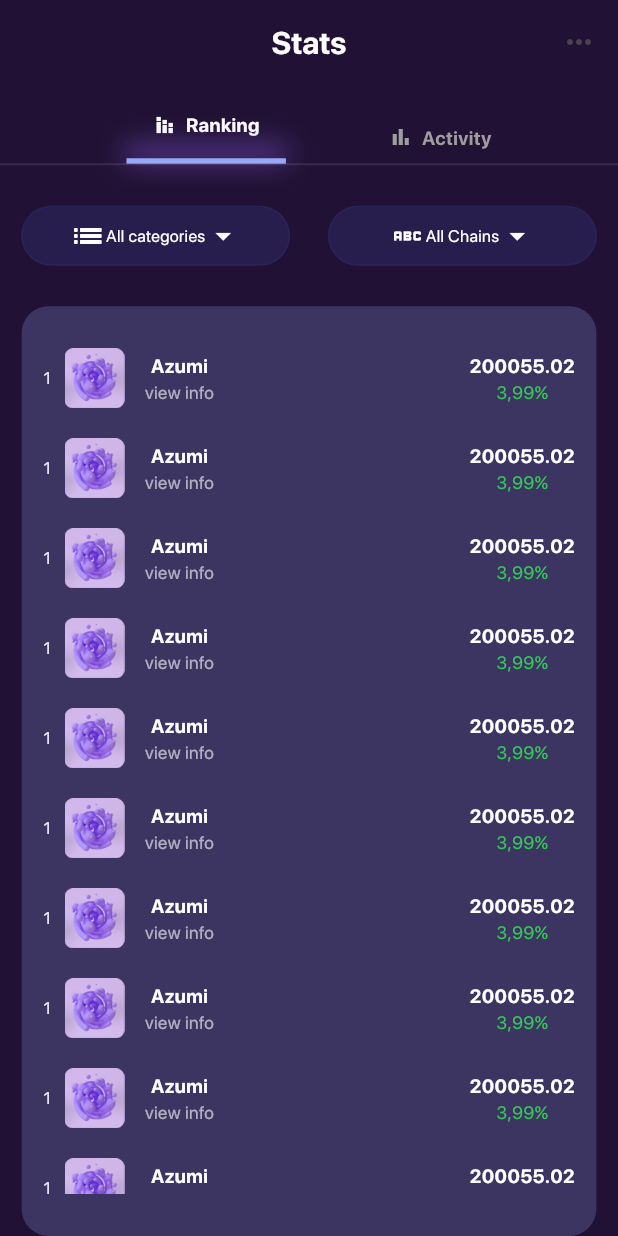
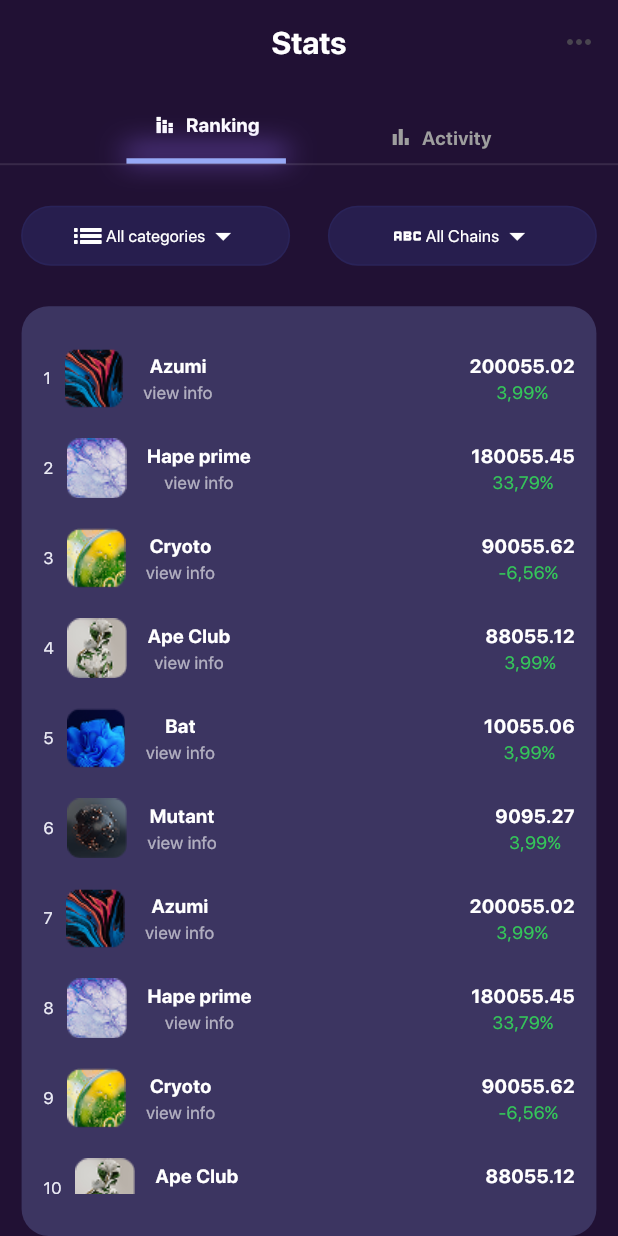
Before and after one commit to ali4hassan9ali2022/mini_NFT_markplace_app, a Flutter app: the StatsView screen opened by its route, on a phone screen of 412 x 824 dp. Run offline on Flutter 3.47's test engine with Material 3 defaults, Android fonts, the phone set to English and light mode, and no system bars; our stand-ins replace go_router.

Commit message:
custom table list view

```diff
--- a/lib/Core/utils/assets.dart
+++ b/lib/Core/utils/assets.dart
@@ -41,4 +41,10 @@ class Assets {
   /// Assets for imagesTrending3
   /// assets/images/trending3.png
   static const String imagesTrending3 = "assets/images/trending3.png";
+  static const String table1 = "assets/images/table1.png";
+  static const String table2 = "assets/images/table2.png";
+  static const String table3 = "assets/images/table3.png";
+  static const String table4 = "assets/images/table4.png";
+  static const String table5 = "assets/images/table5.png";
+  static const String table6 = "assets/images/table6.png";
 }
--- a/lib/Features/Stats/Data/Models/table_model.dart
+++ b/lib/Features/Stats/Data/Models/table_model.dart
@@ -1,5 +1,5 @@
 class TableModel {
-  final String image, title, subTitle, count, rating, num;
+  final String image, title, subTitle, count, rating;
 
   const TableModel({
     required this.image,
@@ -7,6 +7,5 @@ class TableModel {
     required this.subTitle,
     required this.count,
     required this.rating,
-    required this.num,
   });
 }
--- a/lib/Features/Stats/Presentation/Views/Widgets/custom_table_list_view.dart
+++ b/lib/Features/Stats/Presentation/Views/Widgets/custom_table_list_view.dart
@@ -1,9 +1,97 @@
 import 'package:flutter/material.dart';
+import 'package:mini_nft_marketplace_app/Core/utils/assets.dart';
+import 'package:mini_nft_marketplace_app/Features/Stats/Data/Models/table_model.dart';
 import 'package:mini_nft_marketplace_app/Features/Stats/Presentation/Views/Widgets/custom_table_stats_item.dart';
 
 class CustomTableListView extends StatelessWidget {
   const CustomTableListView({super.key});
-
+  static const items = [
+    TableModel(
+      image: Assets.table1,
+      title: "Azumi",
+      subTitle: "view info",
+      count: "200055.02",
+      rating: "3,99%",
+    ),
+    TableModel(
+      image: Assets.table2,
+      title: "Hape prime",
+      subTitle: "view info",
+      count: "180055.45",
+      rating: "33,79%",
+    ),
+    TableModel(
+      image: Assets.table3,
+      title: "Cryoto",
+      subTitle: "view info",
+      count: "90055.62",
+      rating: "-6,56%",
+    ),
+    TableModel(
+      image: Assets.table4,
+      title: "Ape Club",
+      subTitle: "view info",
+      count: "88055.12",
+      rating: "3,99%",
+    ),
+    TableModel(
+      image: Assets.table5,
+      title: "Bat",
+      subTitle: "view info",
+      count: "10055.06",
+      rating: "3,99%",
+    ),
+    TableModel(
+      image: Assets.table6,
+      title: "Mutant",
+      subTitle: "view info",
+      count: "9095.27",
+      rating: "3,99%",
+    ),
+    TableModel(
+      image: Assets.table1,
+      title: "Azumi",
+      subTitle: "view info",
+      count: "200055.02",
+      rating: "3,99%",
+    ),
+    TableModel(
+      image: Assets.table2,
+      title: "Hape prime",
+      subTitle: "view info",
+      count: "180055.45",
+      rating: "33,79%",
+    ),
+    TableModel(
+      image: Assets.table3,
+      title: "Cryoto",
+      subTitle: "view info",
+      count: "90055.62",
+      rating: "-6,56%",
+    ),
+    TableModel(
+      image: Assets.table4,
+      title: "Ape Club",
+      subTitle: "view info",
+      count: "88055.12",
+      rating: "3,99%",
+    ),
+    TableModel(
+      image: Assets.table5,
+      title: "Bat",
+      subTitle: "view info",
+      count: "10055.06",
+      rating: "3,99%",
+    ),
+    TableModel(
+      image: Assets.table6,
+      title: "Mutant",
+      subTitle: "view info",
+      count: "9095.27",
+      rating: "3,99%",
+    ),
+  ];
+  static int index = 1;
   @override
   Widget build(BuildContext context) {
     return Container(
@@ -13,11 +101,14 @@ class CustomTableListView extends StatelessWidget {
         borderRadius: BorderRadius.circular(18),
       ),
       child: ListView.builder(
-        itemCount: 10,
+        itemCount: items.length,
         itemBuilder: (context, index) {
           return Padding(
             padding: const EdgeInsets.only(bottom: 20),
-            child: CustomTableStatsItem(),
+            child: CustomTableStatsItem(
+              items: items[index],
+              i: index = index + 1,
+            ),
           );
         },
       ),
--- a/lib/Features/Stats/Presentation/Views/Widgets/custom_table_stats_item.dart
+++ b/lib/Features/Stats/Presentation/Views/Widgets/custom_table_stats_item.dart
@@ -1,22 +1,24 @@
 import 'package:flutter/material.dart';
 import 'package:mini_nft_marketplace_app/Core/utils/app_styles.dart';
-import 'package:mini_nft_marketplace_app/Core/utils/assets.dart';
+import 'package:mini_nft_marketplace_app/Features/Stats/Data/Models/table_model.dart';
 
 class CustomTableStatsItem extends StatelessWidget {
-  const CustomTableStatsItem({super.key});
+  const CustomTableStatsItem({super.key, required this.items, required this.i});
+  final TableModel items;
+  final int i;
   @override
   Widget build(BuildContext context) {
     return Row(
       children: [
-        Text("1", style: AppStyles.styleRegular14(context)),
+        Text(i.toString(), style: AppStyles.styleRegular14(context)),
         SizedBox(width: 9),
-        Image.asset(Assets.imagesTrending1, height: 40, fit: BoxFit.fill),
+        Image.asset(items.image, height: 40, fit: BoxFit.fill),
         SizedBox(width: 13.51),
         Column(
           children: [
-            Text("Azumi", style: AppStyles.styleSemiBold16(context)),
+            Text(items.title, style: AppStyles.styleSemiBold16(context)),
             Text(
-              "view info",
+              items.subTitle,
               style: AppStyles.styleRegular10(
                 context,
               ).copyWith(fontSize: 12, color: Colors.white.withOpacity(0.6)),
@@ -26,9 +28,9 @@ class CustomTableStatsItem extends StatelessWidget {
         Expanded(child: SizedBox()),
         Column(
           children: [
-            Text("200055.02", style: AppStyles.styleSemiBold16(context)),
+            Text(items.count, style: AppStyles.styleSemiBold16(context)),
             Text(
-              "3,99%",
+              items.rating,
               style: AppStyles.styleRegular10(
                 context,
               ).copyWith(fontSize: 12, color: Color(0xff34C759)),
--- a/lib/Features/Stats/Presentation/Views/Widgets/stats_view_body.dart
+++ b/lib/Features/Stats/Presentation/Views/Widgets/stats_view_body.dart
@@ -1,7 +1,6 @@
 import 'package:flutter/material.dart';
 import 'package:mini_nft_marketplace_app/Features/Stats/Presentation/Views/Widgets/custom_ccategory_stats.dart';
 import 'package:mini_nft_marketplace_app/Features/Stats/Presentation/Views/Widgets/custom_table_list_view.dart';
-import 'package:mini_nft_marketplace_app/Features/Stats/Presentation/Views/Widgets/custom_table_stats_item.dart';
 import 'package:mini_nft_marketplace_app/Features/Stats/Presentation/Views/Widgets/tap_bar_list_view.dart';
 
 class StatsViewBody extends StatelessWidget {
```
Also changed, not shown: assets/images/table1.png (added), assets/images/table2.png (added), assets/images/table3.png (added), assets/images/table4.png (added), assets/images/table5.png (added), assets/images/table6.png (added).
